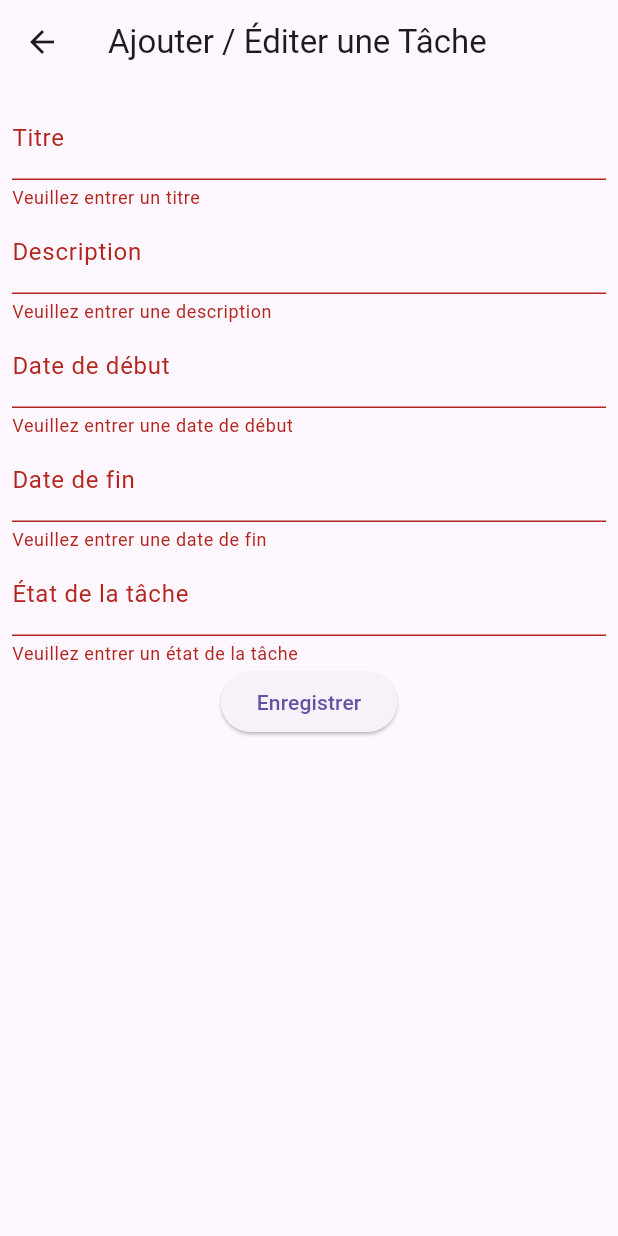
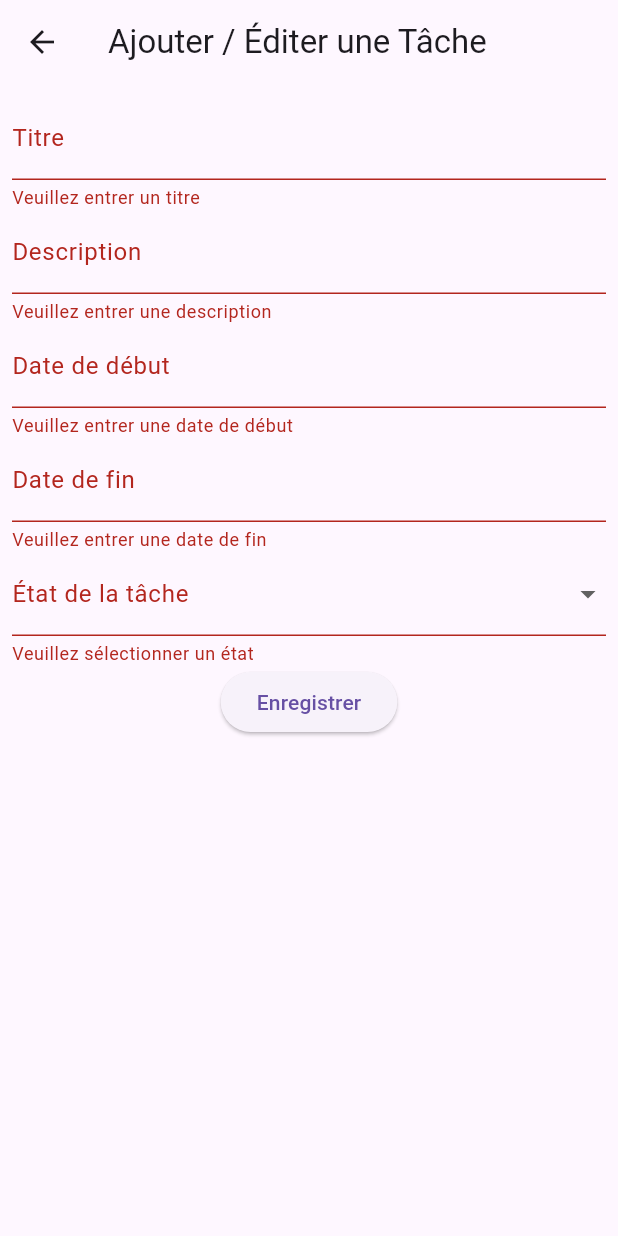
Before and after one commit to AblayeKhadyFall/gestionnaire_des_tache, a Flutter app: the AddEditTacheScreen screen opened directly, after a tap on "Enregistrer", on a phone screen of 412 x 824 dp. Run offline on Flutter 3.47's test engine with Material 3 defaults, Android fonts, the light colour scheme and no system bars; our stand-ins replace cloud_firestore, firebase_core; accounts and stored records are empty.

```diff
--- a/lib/db.dart
+++ b/lib/db.dart
@@ -42,8 +42,7 @@ class DatabaseService {
           description: doc['description'],
           dateDebut: doc['dateDebut'],
           dateFin: doc['dateFin'],
-          etat: EtatTache.values
-              .firstWhere((etat) => etat.toString() == doc['etat']),
+          etat: EtatTache.values[doc['etat']],
         );
       }).toList();
     });
--- a/lib/models/tache.dart
+++ b/lib/models/tache.dart
@@ -41,4 +41,4 @@ class Tache {
   }
 }
 
-enum EtatTache { pasDebute, enCours, termine, etat }
+enum EtatTache { pasDebute, enCours, termine }
--- a/lib/views/edit_view.dart
+++ b/lib/views/edit_view.dart
@@ -16,6 +16,7 @@ class _AddEditTacheScreenState extends State<AddEditTacheScreen> {
   TextEditingController dateDebutController = TextEditingController();
   TextEditingController dateFinController = TextEditingController();
   TextEditingController etatTacheController = TextEditingController();
+  EtatTache? _etatSelectionne;
 
   @override
   Widget build(BuildContext context) {
@@ -81,35 +82,38 @@ class _AddEditTacheScreenState extends State<AddEditTacheScreen> {
                   return null;
                 },
               ),
-              TextFormField(
-                // Contrôleur, décorations et validations pour l'état de la tâche
-                controller: etatTacheController,
-                decoration: const InputDecoration(
-                  labelText: 'État de la tâche',
-                ),
-                validator: (value) {
-                  if (value?.isEmpty ?? true) {
-                    return 'Veuillez entrer un état de la tâche';
-                  }
-                  return null;
+              DropdownButtonFormField<EtatTache>(
+                decoration: InputDecoration(labelText: 'État de la tâche'),
+                value: _etatSelectionne,
+                onChanged: (EtatTache? nouvelEtat) {
+                  setState(() {
+                    _etatSelectionne = nouvelEtat;
+                  });
                 },
+                items:
+                    EtatTache.values.map<DropdownMenuItem<EtatTache>>((etat) {
+                  return DropdownMenuItem<EtatTache>(
+                    value: etat,
+                    child: Text(etat.toString().split('.').last),
+                  );
+                }).toList(),
+                validator: (value) =>
+                    value == null ? 'Veuillez sélectionner un état' : null,
               ),
 
               // Ajoutez ici d'autres champs de formulaire pour la date de début, date de fin, et l'état de la tâche.
               ElevatedButton(
                 onPressed: () async {
                   if (_formKey.currentState?.validate() ?? false) {
-                    // Création de l'instance Tache à partir des entrées utilisateur
                     Tache nouvelleTache = Tache(
                       id: DateTime.now().toString(),
                       titre: titreController.text,
                       description: descriptionController.text,
                       dateDebut: dateDebutController.text,
                       dateFin: dateFinController.text,
-                      etat: EtatTache.values.firstWhere(
-                          (etat) => etat.toString() == etatTacheController.text,
-                          orElse: () => EtatTache
-                              .pasDebute), // Exemple de gestion de l'état
+                      etat: _etatSelectionne ??
+                          EtatTache
+                              .pasDebute, // Utilisation de l'état sélectionné
                     );
 
                     try {
```
Also changed, not shown: lib/views/home_view.dart (+45 -4 lines).
